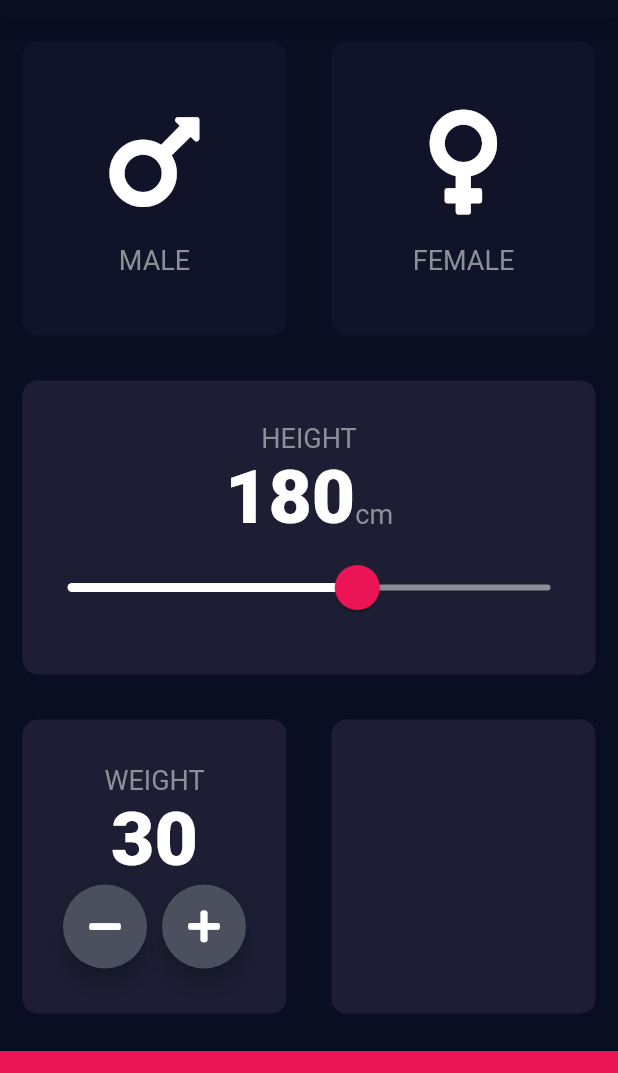
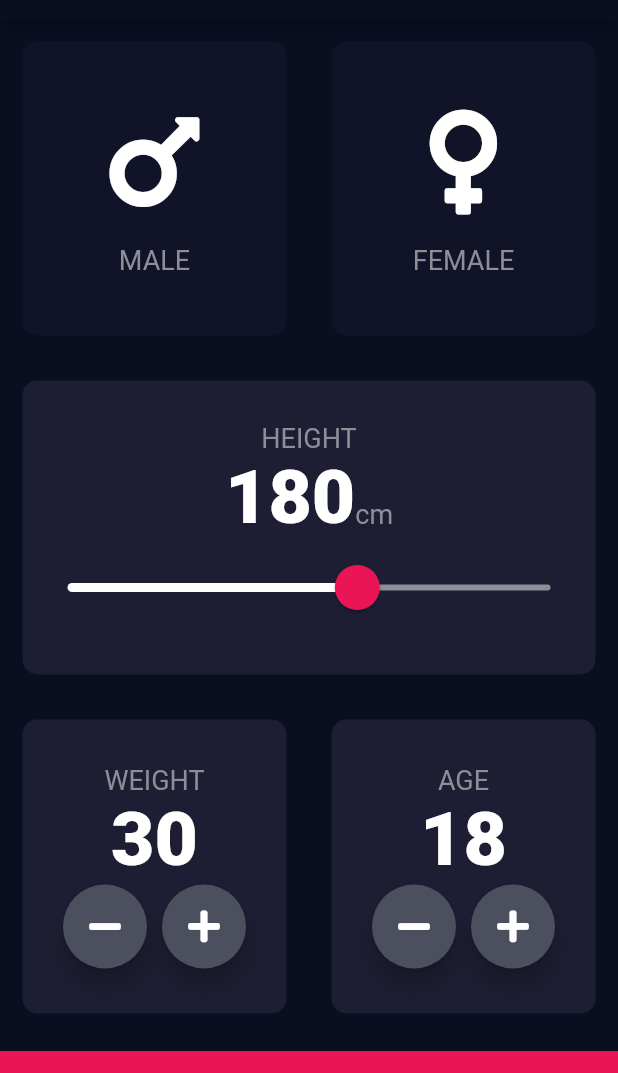
Before and after one commit to MagnificentRimsy/pyramid_pharmacy_app, a Flutter app: the screen it shows after launch, on a phone screen of 412 x 824 dp, the part 65-1138 px from its top. Run offline on Flutter 3.47's test engine with Material 2 defaults, Android fonts, the phone set to English and light mode, and no system bars; our stand-ins replace font_awesome_flutter.

```diff
--- a/lib/input_page.dart
+++ b/lib/input_page.dart
@@ -17,6 +17,7 @@ class _InputPageState extends State<InputPage> {
   Gender selectedGender;
   int height = 180;
   int weight = 30;
+  int age = 18;
   @override
   Widget build(BuildContext context) {
     return Scaffold(
@@ -163,6 +164,43 @@ class _InputPageState extends State<InputPage> {
                 Expanded(
                   child: new ReusableCard(
                     colour: kActiveCardColor,
+                    cardChild: Column(
+                      mainAxisAlignment: MainAxisAlignment.center,
+                      children: [
+                        Text(
+                          'AGE',
+                          style: kLabelStyle,
+                        ),
+                        Text(
+                          age.toString(),
+                          style: kNumberTextStyle,
+                        ),
+                        Row(
+                          mainAxisAlignment: MainAxisAlignment.center,
+                          children: [
+                            RoundIconButton(
+                              icon: FontAwesomeIcons.minus,
+                              onPressed: () {
+                                setState(() {
+                                  if (age > 1) age--;
+                                });
+                              },
+                            ),
+                            SizedBox(
+                              width: 10.0,
+                            ),
+                            RoundIconButton(
+                              icon: FontAwesomeIcons.plus,
+                              onPressed: () {
+                                setState(() {
+                                  age++;
+                                });
+                              },
+                            ),
+                          ],
+                        ),
+                      ],
+                    ),
                   ),
                 ),
               ],
```
